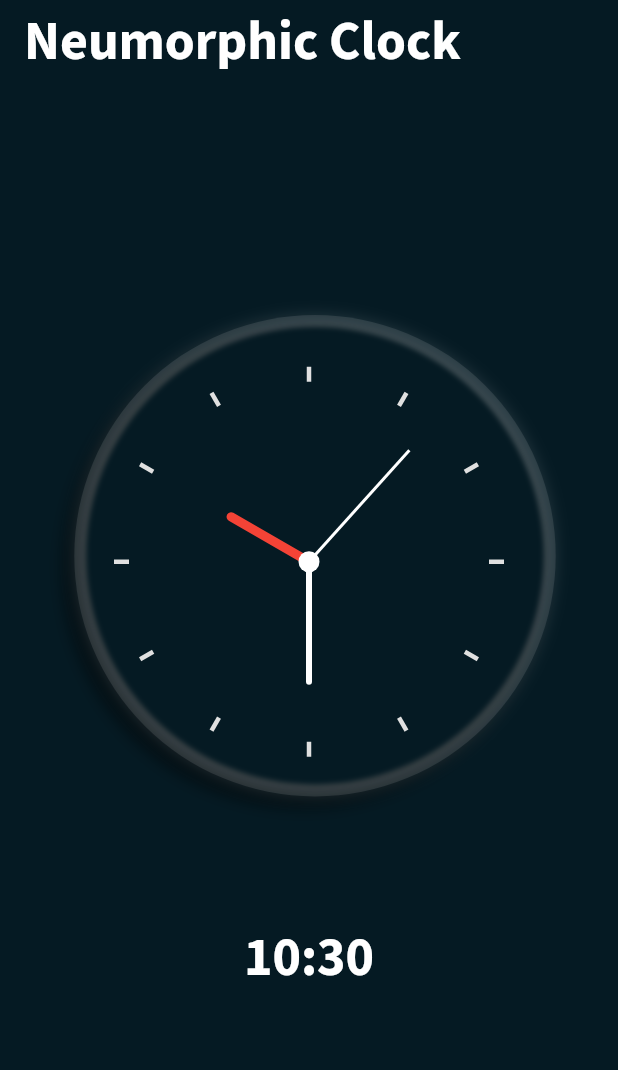
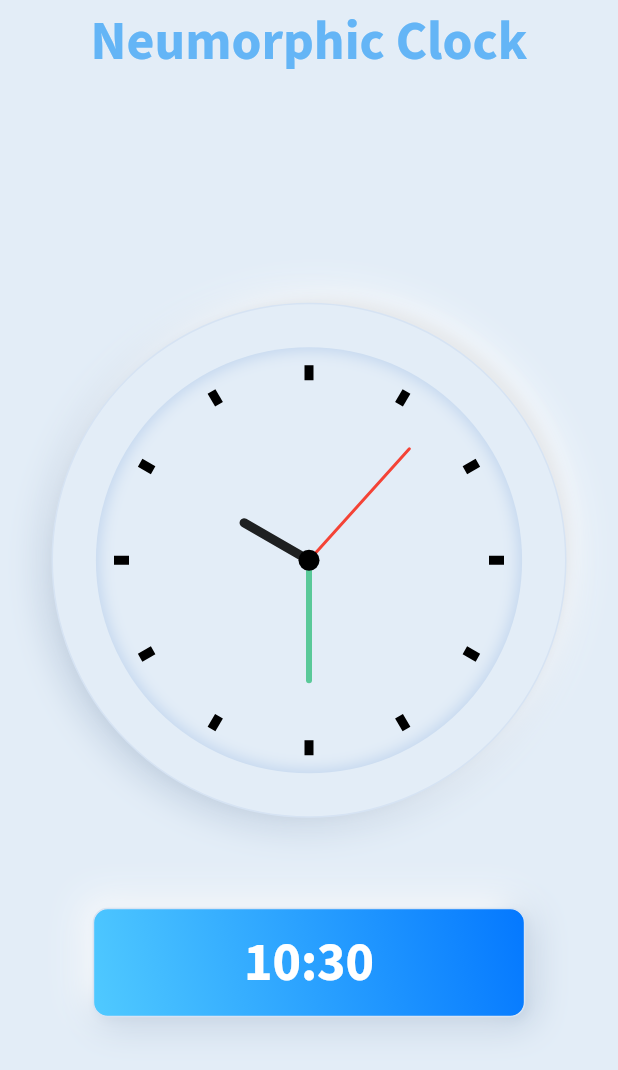
Before and after one commit to Puruchandra/Neumorphic-Clock, a Flutter app: the screen it shows after launch, on a phone screen of 412 x 824 dp. Shown: the top 1070 px of the screen. Run offline on Flutter 3.47's test engine with Material 2 defaults, Android fonts, the phone set to English and light mode, and no system bars; our stand-ins replace google_fonts.

Commit message:
new white clock added

```diff
--- a/lib/home.dart
+++ b/lib/home.dart
@@ -3,10 +3,12 @@ import 'dart:math';
 
 import 'package:flutter/material.dart';
 import 'package:flutter_clock/clock_painter.dart';
+import 'package:flutter_clock/white_clock.dart';
 import 'package:intl/intl.dart';
 import 'package:google_fonts/google_fonts.dart';
 
 const backgroundColor = Color(0xff051A23);
+const dullBg = Color(0xffE3EDF7);
 
 class Home extends StatefulWidget {
   Home({Key key}) : super(key: key);
@@ -45,14 +47,17 @@ class _HomeState extends State<Home> {
     return Scaffold(
       appBar: AppBar(
         elevation: 0.0,
-        backgroundColor: backgroundColor,
+        centerTitle: true,
+        backgroundColor: dullBg,
         title: Text(
           "Neumorphic Clock",
           style: GoogleFonts.sourceSansPro(
-              color: Colors.white, fontSize: 36.0, fontWeight: FontWeight.bold),
+              color: Colors.blue[300],
+              fontSize: 36.0,
+              fontWeight: FontWeight.bold),
         ),
       ),
-      backgroundColor: backgroundColor, //0xff051A23),
+      backgroundColor: dullBg, //0xff051A23),
       body: SafeArea(
         child: Padding(
           padding: const EdgeInsets.all(16.0),
@@ -88,19 +93,14 @@ class _HomeState extends State<Home> {
                               MediaQuery.of(context).size.width / 0.75),
                         ),
                       ),
-                      Clock(),
+                      WhiteClock(),
                     ],
                   ),
                   angle: pi / 2,
                 ),
-                SizedBox(height: 80),
-                Text(
-                  _timeString.toString(),
-                  style: GoogleFonts.sourceSansPro(
-                      color: Colors.white,
-                      fontSize: 36.0,
-                      fontWeight: FontWeight.bold),
-                )
+                // WhiteClock(),
+                SizedBox(height: 60),
+                timeContainer()
               ],
             ),
           ),
@@ -108,6 +108,39 @@ class _HomeState extends State<Home> {
       ),
     );
   }
+
+  timeContainer() => Container(
+        padding: EdgeInsets.all(10.0),
+        width: MediaQuery.of(context).size.width * 0.7,
+        alignment: Alignment.center,
+        decoration: BoxDecoration(
+          border: Border.all(color: Color(0xffD6E3F3)),
+          color: Color(0xffE3EDF7),
+          gradient: LinearGradient(
+            begin: Alignment.bottomLeft,
+            end: Alignment.topRight,
+            colors: [const Color(0xFF50CAFF), const Color(0xFF0478FF)],
+          ),
+          boxShadow: [
+            BoxShadow(
+                color: Color.fromRGBO(111, 140, 176, 0.41),
+                blurRadius: 20,
+                offset: Offset(4, 4)),
+            BoxShadow(
+                color: Colors.white, blurRadius: 20, offset: Offset(-6, -6)),
+            BoxShadow(
+                color: Color.fromRGBO(114, 142, 171, 0.1),
+                blurRadius: 4,
+                offset: Offset(2, 2))
+          ],
+          borderRadius: BorderRadius.circular(10),
+        ),
+        child: Text(
+          _timeString.toString(),
+          style: GoogleFonts.sourceSansPro(
+              color: Colors.white, fontSize: 36.0, fontWeight: FontWeight.bold),
+        ),
+      );
 } //0xffFf8fbf8
 
 class Clock extends StatelessWidget {
--- /dev/null
+++ b/lib/white_clock.dart
@@ -0,0 +1,67 @@
+import 'package:flutter/material.dart';
+import 'package:flutter_clock/white_clock_painter.dart';
+
+class WhiteClock extends StatefulWidget {
+  WhiteClock({Key key}) : super(key: key);
+
+  @override
+  _WhiteClockState createState() => _WhiteClockState();
+}
+
+class _WhiteClockState extends State<WhiteClock> {
+  @override
+  Widget build(BuildContext context) {
+    return Container(
+      child: innerContainer(
+        child: CustomPaint(
+          painter: WhiteClockPainter(),
+        ),
+      ),
+      alignment: Alignment.center,
+      height: MediaQuery.of(context).size.width / 1.2,
+      width: MediaQuery.of(context).size.width / 1.2,
+      decoration: BoxDecoration(
+        border: Border.all(color: Color(0xffD6E3F3)),
+        color: Color(0xffE3EDF7),
+        boxShadow: [
+          BoxShadow(
+              color: Color.fromRGBO(111, 140, 176, 0.41),
+              blurRadius: 20,
+              offset: Offset(4, 4)),
+          BoxShadow(
+              color: Colors.white, blurRadius: 20, offset: Offset(-6, -6)),
+          BoxShadow(
+              color: Color.fromRGBO(114, 142, 171, 0.1),
+              blurRadius: 4,
+              offset: Offset(2, 2))
+        ],
+        borderRadius:
+            BorderRadius.circular(MediaQuery.of(context).size.width / 0.75),
+      ),
+    );
+  }
+
+  Widget innerContainer({child}) => Container(
+        child: child,
+        alignment: Alignment.center,
+        height: MediaQuery.of(context).size.width / 1.45,
+        width: MediaQuery.of(context).size.width / 1.45,
+        decoration: BoxDecoration(
+          // border: Border.all(color: Color(0xffD6E3F3)),
+          color: Colors.transparent,
+          boxShadow: [
+            BoxShadow(
+              color: Color(0xffC1D5EE),
+              blurRadius: 0,
+            ),
+            BoxShadow(
+              color: Color(0xffE3EDF7),
+              blurRadius: 8,
+              spreadRadius: -2,
+            ),
+          ],
+          borderRadius:
+              BorderRadius.circular(MediaQuery.of(context).size.width / 0.75),
+        ),
+      );
+}
```
Also changed, not shown: lib/white_clock_painter.dart (added, +86 -0 lines), 5 other files.
